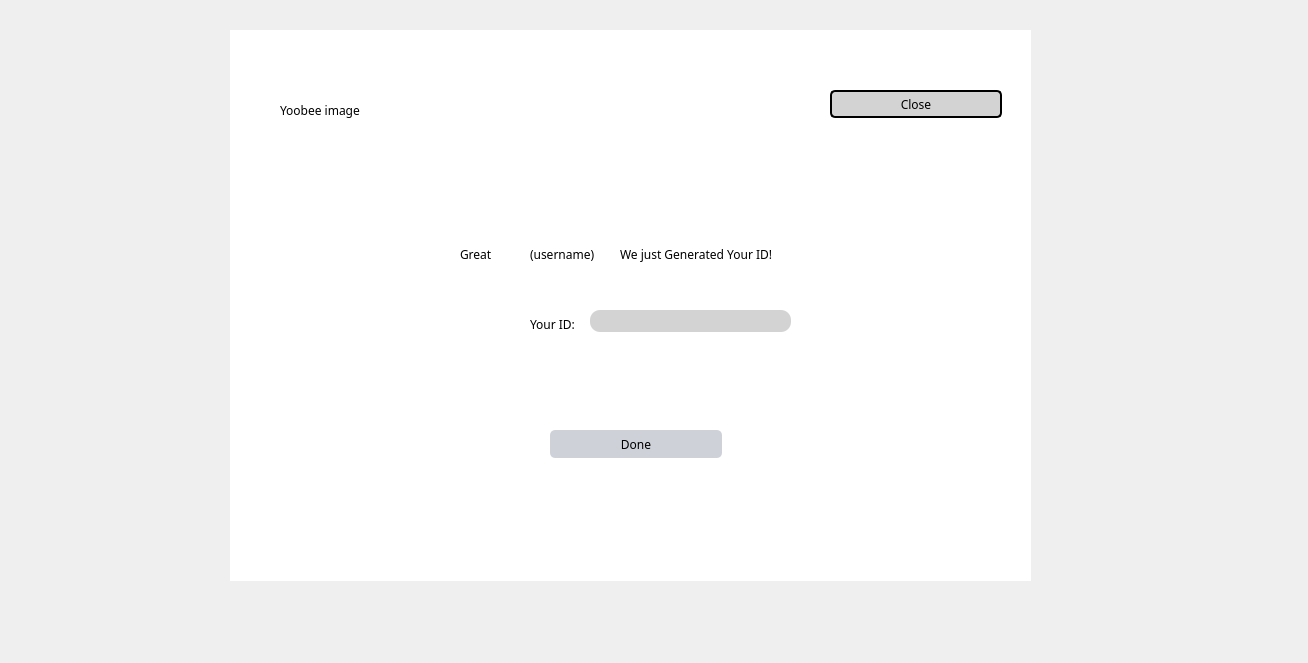
First picture: the form in NewWindowChur/signupscreen2.ui, repository jandrealyn/LibraryQtSystem, before the edit.
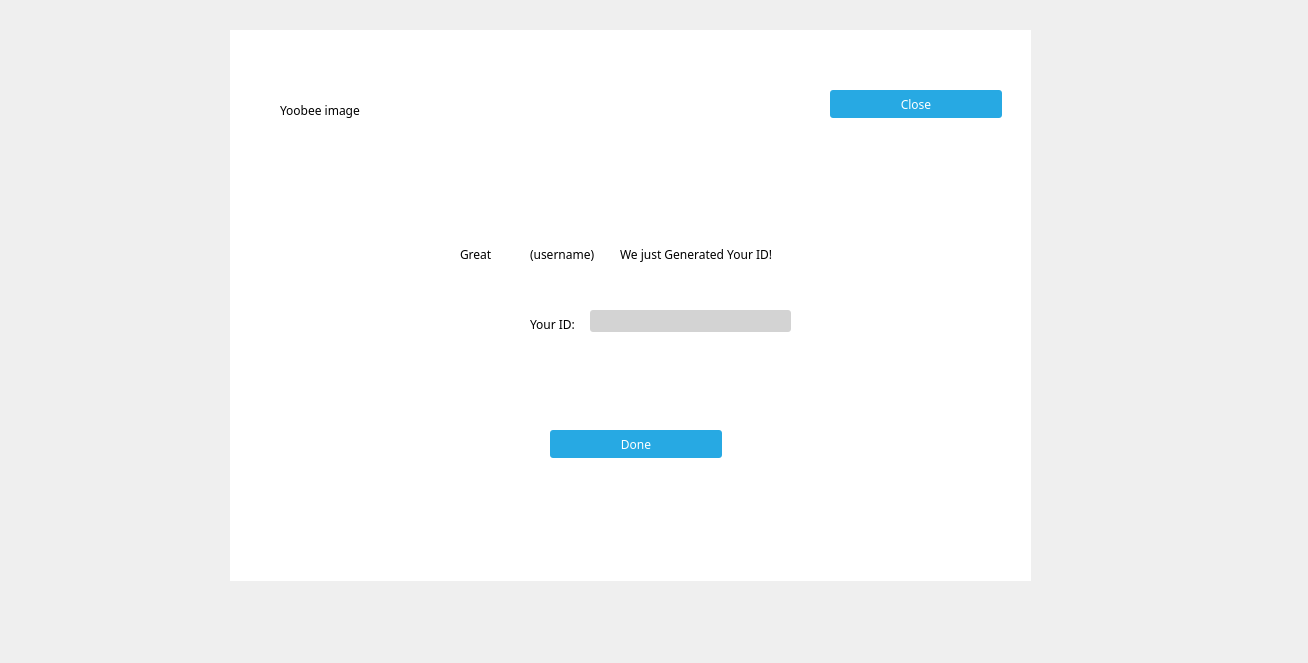
Second picture: the form after the edit.

```diff
--- a/NewWindowChur/signupscreen2.ui
+++ b/NewWindowChur/signupscreen2.ui
@@ -77,14 +77,16 @@
      </rect>
     </property>
     <property name="styleSheet">
-     <string notr="true">QPushButton#close{
-background-color: #d3d3d3;
-border-width: 2px;
-border-radius: 5px;
-border-color: black;
-min-width: 5em;
-padding: 3px;
-}</string>
+     <string notr="true">QPushButton
+{
+  color: white;
+  background-color: #27a9e3;
+  border-width: 0px;
+  border-radius: 3px;
+}
+hover:
+
+QPushButton:hover { background-color: #66c011; }</string>
     </property>
     <property name="text">
      <string>Close</string>
@@ -151,6 +153,10 @@
       <height>22</height>
      </rect>
     </property>
+    <property name="styleSheet">
+     <string notr="true">QLabel { color: white; }
+QLineEdit { border-radius: 3px; }</string>
+    </property>
    </widget>
    <widget class="QPushButton" name="done">
     <property name="geometry">
@@ -162,14 +168,16 @@
      </rect>
     </property>
     <property name="styleSheet">
-     <string notr="true">QPushButton#close{
-background-color: #d3d3d3;
-border-width: 2px;
-border-radius: 5px;
-border-color: black;
-min-width: 5em;
-padding: 3px;
-}</string>
+     <string notr="true">QPushButton
+{
+  color: white;
+  background-color: #27a9e3;
+  border-width: 0px;
+  border-radius: 3px;
+}
+hover:
+
+QPushButton:hover { background-color: #66c011; }</string>
     </property>
     <property name="text">
      <string>Done</string>
```
